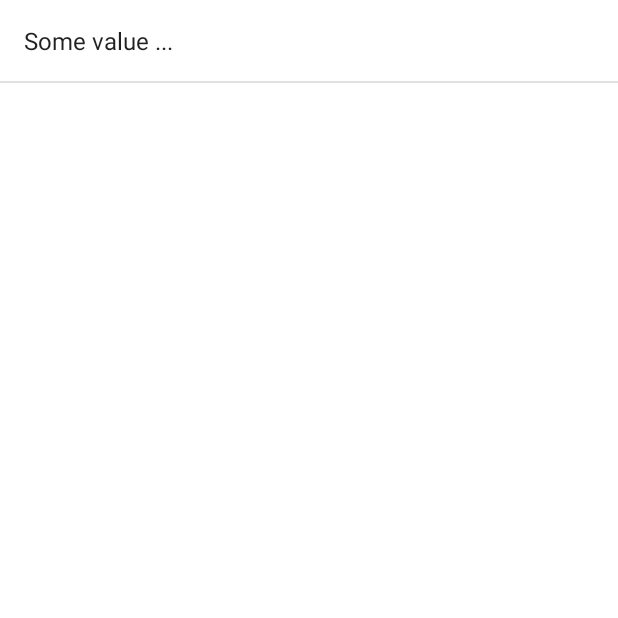
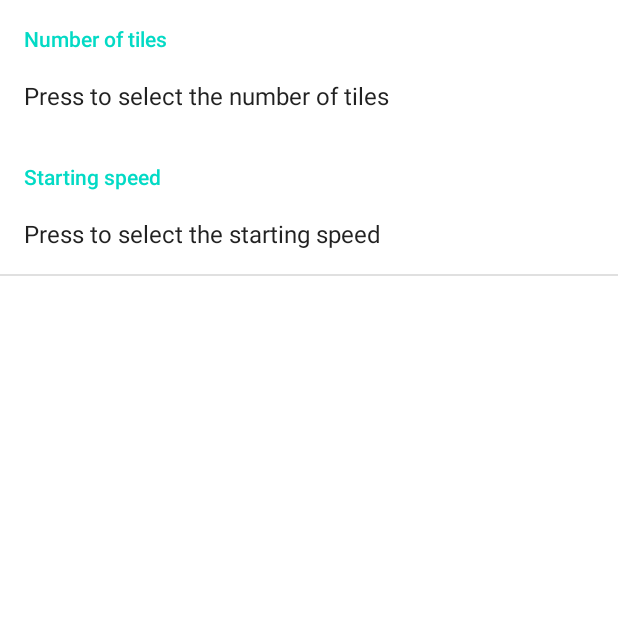
Before and after one commit to Dominte/AndroidTest, an Android app: the OptionsActivity screen opened directly, with no data from a screen before it, on a phone screen of 412 x 824 dp, the top half of it. Run offline under Robolectric (Android 15) with nearby library versions, the light colour scheme and no system bars.

Commit message:
Options.xml

```diff
--- a/WhiteTiles/app/src/main/res/values/strings.xml
+++ b/WhiteTiles/app/src/main/res/values/strings.xml
@@ -1,4 +1,22 @@
 <resources>
     <string name="app_name">WhiteTiles</string>
     <string name="app_title">White Tiles Piano Game</string>
+    <string-array name="tiles_list">
+        <item>3</item>
+        <item>4</item>
+        <item>5</item>
+    </string-array>
+    <string-array name="tiles_list_results">
+        <item>3</item>
+        <item>4</item>
+        <item>5</item>
+    </string-array>
+    <string-array name="speed_list">
+        <item>Slow</item>
+        <item>Fast</item>
+    </string-array>
+    <string-array name="speed_list_results">
+        <item>0</item>
+        <item>1</item>
+    </string-array>
 </resources>
--- a/WhiteTiles/app/src/main/res/xml/options.xml
+++ b/WhiteTiles/app/src/main/res/xml/options.xml
@@ -1,8 +1,21 @@
 <?xml version="1.0" encoding="utf-8"?>
 <PreferenceScreen xmlns:android="http://schemas.android.com/apk/res/android" >
-    <EditTextPreference
-        android:key="my_value_2"
-        android:defaultValue="123"
-        android:title="Some value ..."/>
-
+    <PreferenceCategory android:title="Number of tiles">
+        <ListPreference
+            android:key="list_tiles"
+            android:title="Press to select the number of tiles"
+            android:dialogTitle= "Select number of tiles"
+            android:entries="@array/tiles_list"
+            android:defaultValue="3"
+            android:entryValues="@array/tiles_list_results"/>
+    </PreferenceCategory>
+    <PreferenceCategory android:title="Starting speed">
+        <ListPreference
+            android:key="list_speed"
+            android:title="Press to select the starting speed"
+            android:dialogTitle= "Select your preferred speed"
+            android:entries="@array/speed_list"
+            android:defaultValue="0"
+            android:entryValues="@array/speed_list_results"/>
+    </PreferenceCategory>
 </PreferenceScreen>
```
Also changed, not shown: WhiteTiles/app/src/main/java/com/example/whitetiles/PlayActivity.java (+10 -0 lines), WhiteTiles/app/src/main/res/layout/activity_play.xml (+13 -1 lines).
